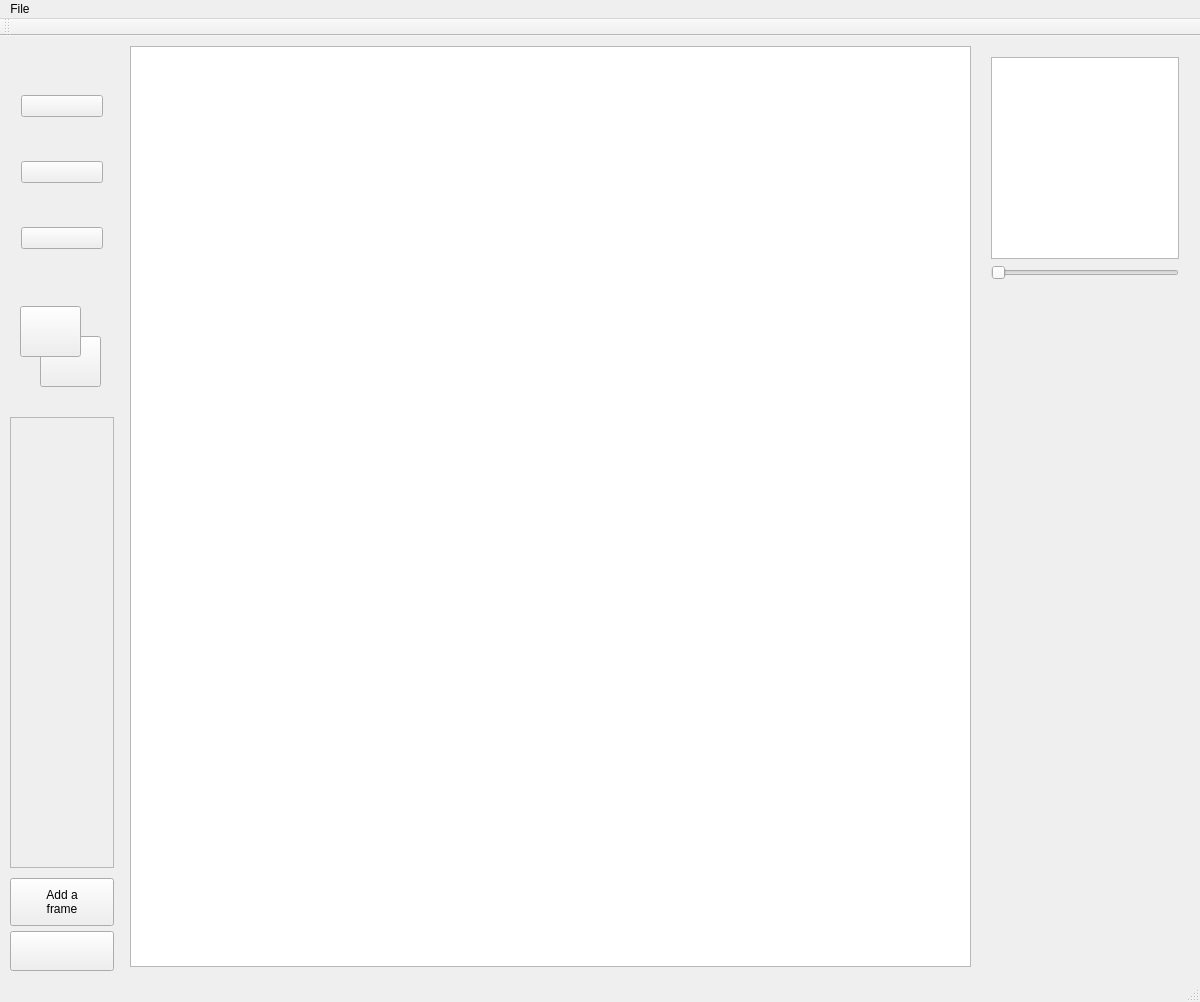
Above: SpriteEditor/mainwindow.ui from TannerWilson/Sprite-Editor before the change. Below: the same form after it.
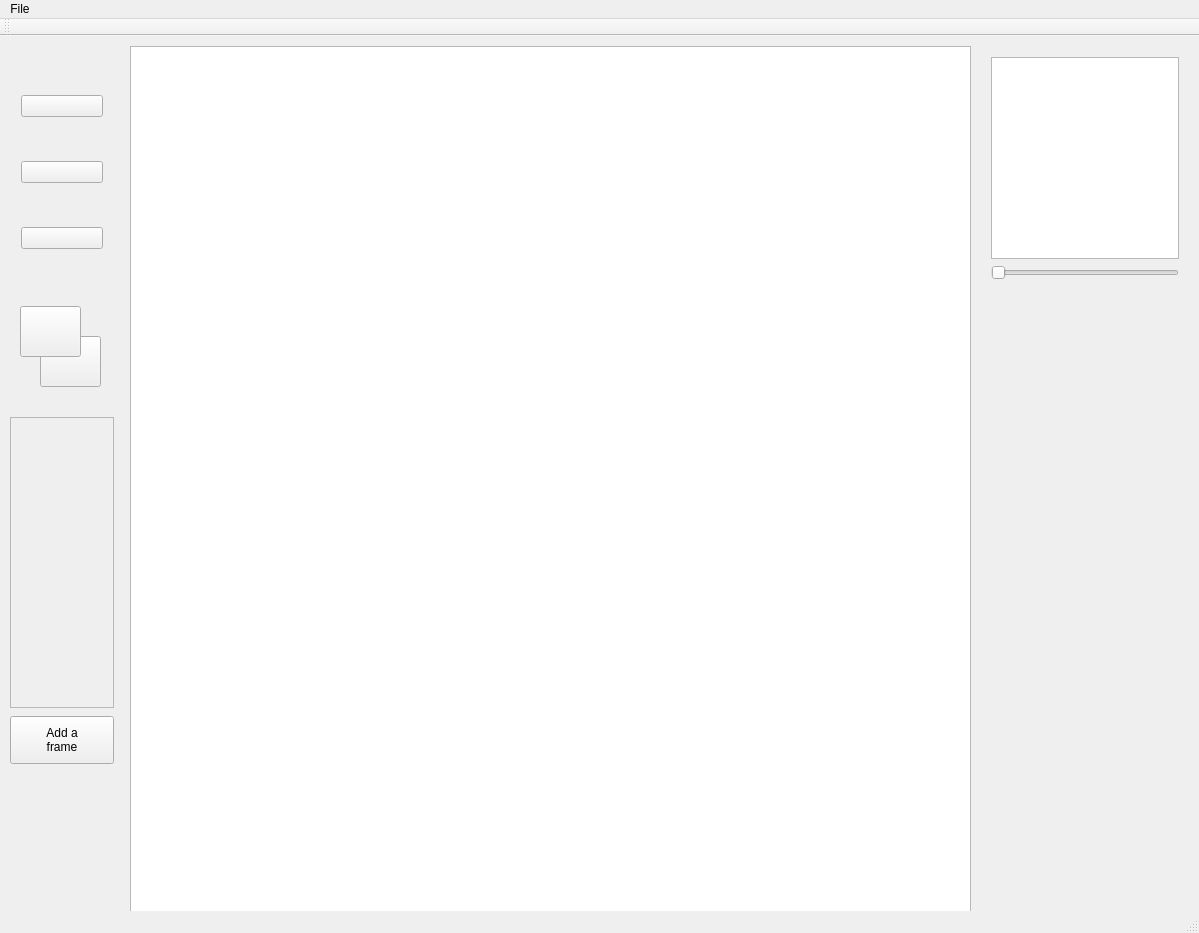
That is the form after the change. Icons and pictures are not drawn.

Commit message: New frames can be added to GUI. But still needs work

Patch:
```diff
--- a/SpriteEditor/mainwindow.ui
+++ b/SpriteEditor/mainwindow.ui
@@ -6,8 +6,8 @@
    <rect>
     <x>0</x>
     <y>0</y>
-    <width>1200</width>
-    <height>1002</height>
+    <width>1199</width>
+    <height>933</height>
    </rect>
   </property>
   <property name="windowTitle">
@@ -122,7 +122,7 @@
       <x>10</x>
       <y>381</y>
       <width>104</width>
-      <height>451</height>
+      <height>291</height>
      </rect>
     </property>
     <property name="widgetResizable">
@@ -134,7 +134,7 @@
        <x>0</x>
        <y>0</y>
        <width>102</width>
-       <height>449</height>
+       <height>289</height>
       </rect>
      </property>
     </widget>
@@ -166,7 +166,7 @@
     <property name="geometry">
      <rect>
       <x>10</x>
-      <y>842</y>
+      <y>680</y>
       <width>104</width>
       <height>48</height>
      </rect>
@@ -259,7 +259,7 @@
     <rect>
      <x>0</x>
      <y>0</y>
-     <width>1200</width>
+     <width>1199</width>
      <height>21</height>
     </rect>
    </property>
```
The commit also changes 3 other files.
